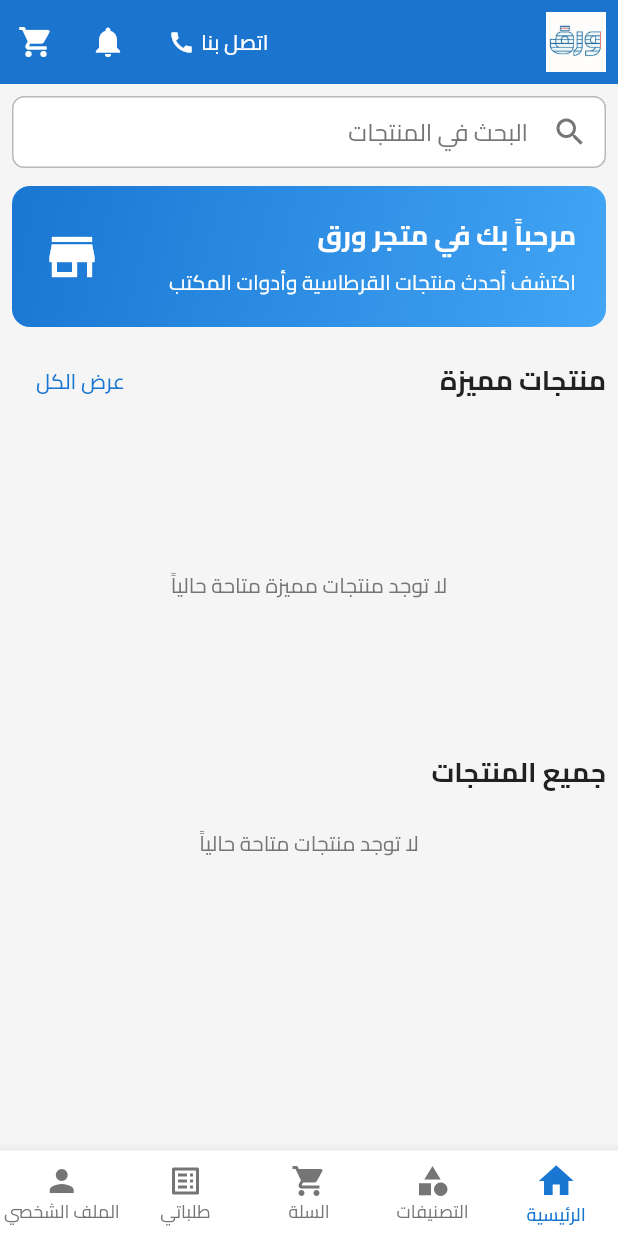
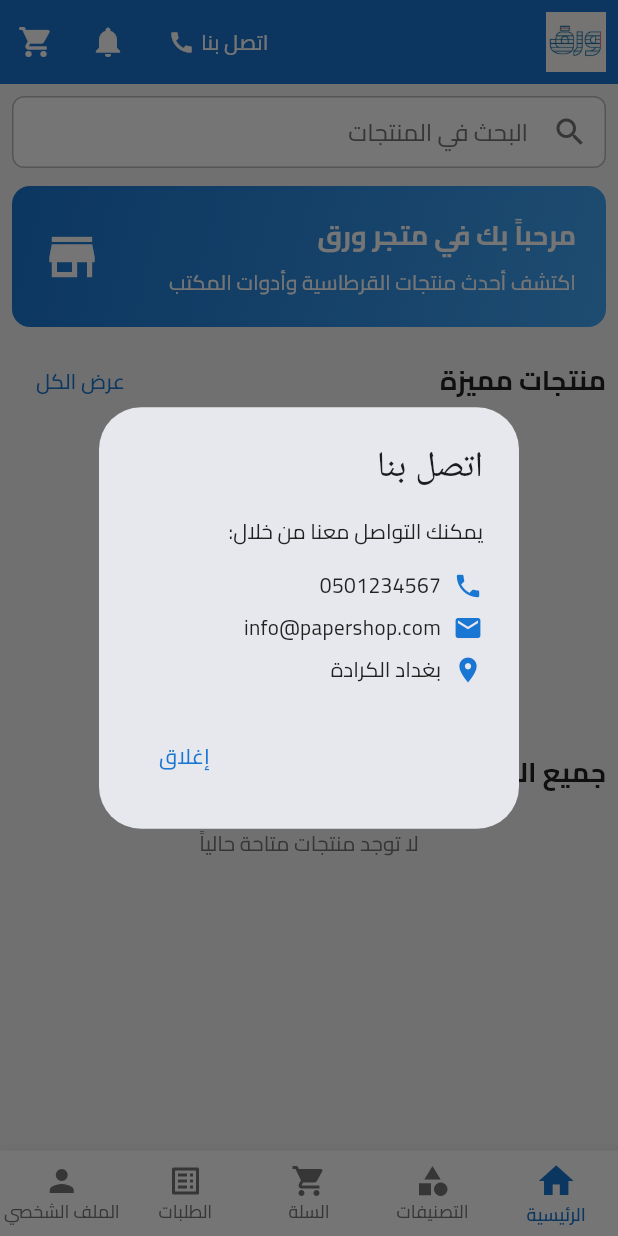
Before and after one commit to aalitariq44/paper-shop, a Flutter app: the screen it shows after launch, after a tap on "اتصل بنا", on a phone screen of 412 x 824 dp. Run offline on Flutter 3.47's test engine with Material 3 defaults, Android fonts, the phone set to English and light mode, and no system bars; our stand-ins replace cloud_firestore, firebase_auth, firebase_core, google_sign_in, shared_preferences; accounts and stored records are empty.

Commit message:
تعديلات

```diff
--- a/lib/presentation/screens/home/home_screen.dart
+++ b/lib/presentation/screens/home/home_screen.dart
@@ -7,6 +7,7 @@ import 'package:paper_shop/presentation/providers/auth_provider.dart';
 import 'package:paper_shop/presentation/providers/products_provider.dart';
 import 'package:paper_shop/presentation/providers/cart_provider.dart';
 import 'package:paper_shop/presentation/widgets/product_card.dart';
+import 'package:paper_shop/presentation/widgets/contact_dialog.dart';
 import 'package:paper_shop/presentation/widgets/loading_widget.dart';
 import 'package:paper_shop/presentation/screens/orders/my_orders_screen.dart';
 import 'package:paper_shop/presentation/screens/profile/profile_screen.dart';
@@ -76,9 +77,7 @@ class _HomeScreenState extends State<HomeScreen> {
         Transform.translate(
           offset: const Offset(-8, 0),
           child: TextButton(
-            onPressed: () {
-              // TODO: تنفيذ منطق الاتصال لاحقاً
-            },
+            onPressed: () => ContactDialog.show(context),
             child: Row(
               mainAxisSize: MainAxisSize.min,
               children: [
@@ -429,24 +428,24 @@ class _HomeScreenState extends State<HomeScreen> {
               child: Column(
                 mainAxisAlignment: MainAxisAlignment.center,
                 children: [
-                  Icon(
+                  const Icon(
                     Icons.category,
                     size: 64,
                     color: AppColors.textSecondary,
                   ),
-                  SizedBox(height: 16),
+                  const SizedBox(height: 16),
                   Text(
                     'لا توجد تصنيفات متاحة',
-                    style: TextStyle(
+                    style: const TextStyle(
                       fontSize: 18,
                       fontWeight: FontWeight.w600,
                       color: AppColors.textPrimary,
                     ),
                   ),
-                  SizedBox(height: 8),
+                  const SizedBox(height: 8),
                   Text(
                     'لم يتم العثور على أي تصنيفات',
-                    style: TextStyle(
+                    style: const TextStyle(
                       fontSize: 14,
                       color: AppColors.textSecondary,
                     ),
@@ -561,24 +560,24 @@ class _HomeScreenState extends State<HomeScreen> {
               child: Column(
                 mainAxisAlignment: MainAxisAlignment.center,
                 children: [
-                  Icon(
+                  const Icon(
                     Icons.shopping_cart_outlined,
                     size: 64,
                     color: AppColors.textSecondary,
                   ),
-                  SizedBox(height: 16),
+                  const SizedBox(height: 16),
                   Text(
                     AppStrings.emptyCart,
-                    style: TextStyle(
+                    style: const TextStyle(
                       fontSize: 18,
                       fontWeight: FontWeight.w600,
                       color: AppColors.textPrimary,
                     ),
                   ),
-                  SizedBox(height: 8),
+                  const SizedBox(height: 8),
                   Text(
                     AppStrings.emptyCartMessage,
-                    style: TextStyle(
+                    style: const TextStyle(
                       fontSize: 14,
                       color: AppColors.textSecondary,
                     ),
@@ -744,7 +743,10 @@ class _HomeScreenState extends State<HomeScreen> {
           icon: Icon(Icons.shopping_cart),
           label: AppStrings.cart,
         ),
-        BottomNavigationBarItem(icon: Icon(Icons.list_alt), label: 'طلباتي'),
+        BottomNavigationBarItem(
+          icon: Icon(Icons.list_alt),
+          label: AppStrings.orders,
+        ),
         BottomNavigationBarItem(
           icon: Icon(Icons.person),
           label: AppStrings.profile,
--- /dev/null
+++ b/lib/presentation/widgets/contact_dialog.dart
@@ -0,0 +1,56 @@
+import 'package:flutter/material.dart';
+import 'package:paper_shop/core/constants/app_colors.dart';
+
+/// نافذة اتصل بنا المنبثقة
+class ContactDialog extends StatelessWidget {
+  const ContactDialog({super.key});
+
+  @override
+  Widget build(BuildContext context) {
+    return AlertDialog(
+      title: const Text('اتصل بنا'),
+      content: const Column(
+        mainAxisSize: MainAxisSize.min,
+        crossAxisAlignment: CrossAxisAlignment.start,
+        children: [
+          Text('يمكنك التواصل معنا من خلال:'),
+          SizedBox(height: 16),
+          Row(
+            children: [
+              Icon(Icons.phone, color: AppColors.primaryColor, size: 20),
+              SizedBox(width: 8),
+              Text('0501234567'),
+            ],
+          ),
+          SizedBox(height: 8),
+          Row(
+            children: [
+              Icon(Icons.email, color: AppColors.primaryColor, size: 20),
+              SizedBox(width: 8),
+              Text('info@papershop.com'),
+            ],
+          ),
+          SizedBox(height: 8),
+          Row(
+            children: [
+              Icon(Icons.location_on, color: AppColors.primaryColor, size: 20),
+              SizedBox(width: 8),
+              Expanded(child: Text('بغداد الكرادة')),
+            ],
+          ),
+        ],
+      ),
+      actions: [
+        TextButton(
+          onPressed: () => Navigator.of(context).pop(),
+          child: const Text('إغلاق'),
+        ),
+      ],
+    );
+  }
+
+  /// عرض النافذة المنبثقة
+  static void show(BuildContext context) {
+    showDialog(context: context, builder: (context) => const ContactDialog());
+  }
+}
```
Also changed, not shown: lib/presentation/screens/profile/profile_screen.dart (+9 -51 lines).
